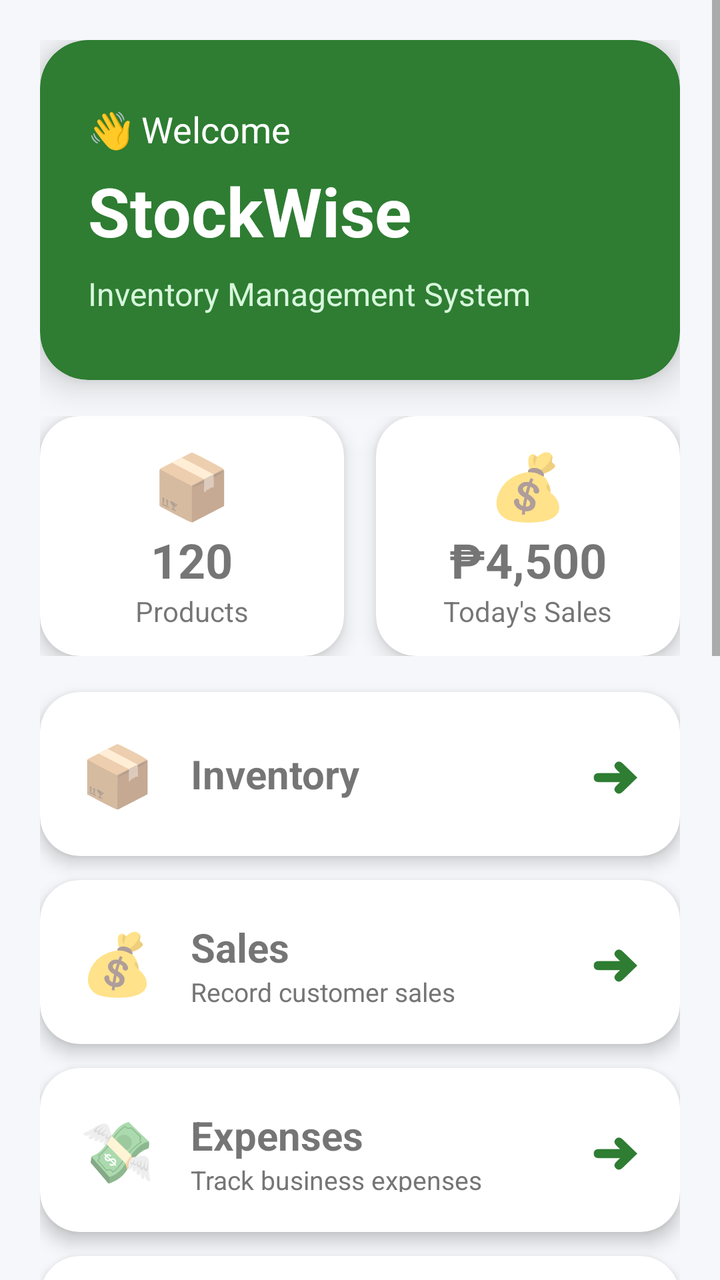
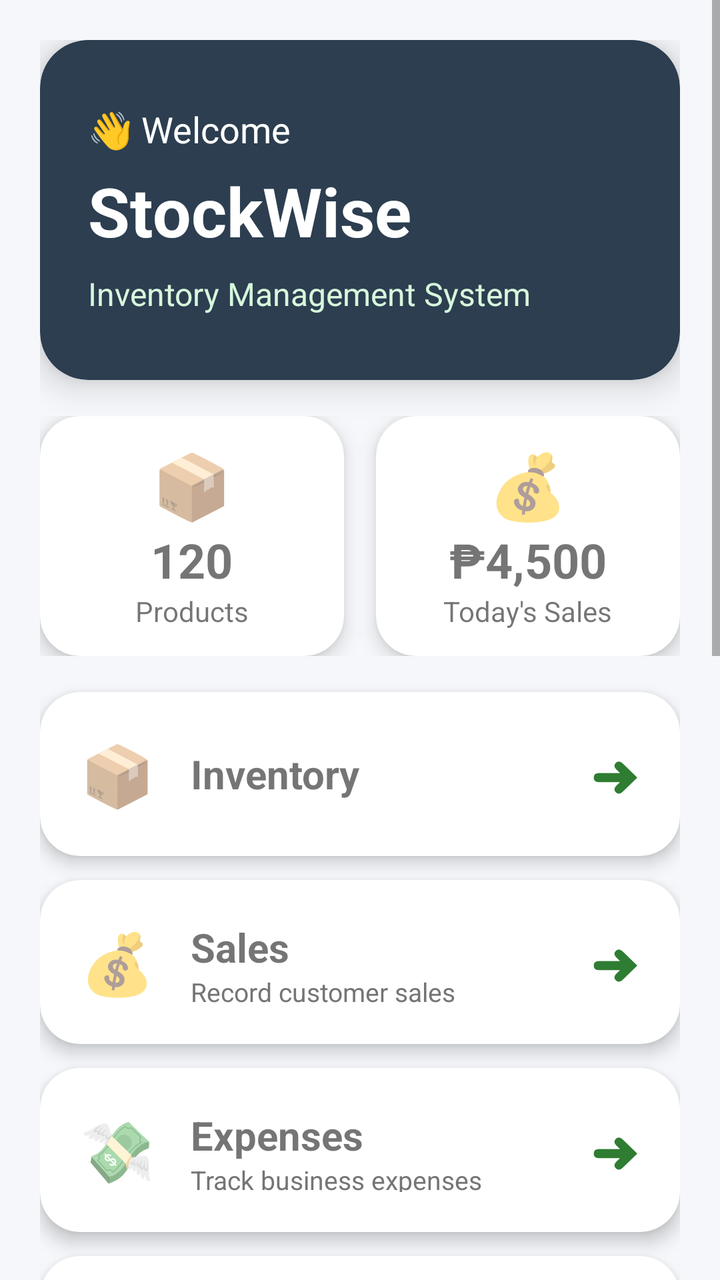

Compare the two renders of this Android layout. The source of the first and the diff that turns it into the second are given below.
<!-- AndroidManifest.xml: application theme Theme.StockWise -->
<!-- res/layout/activity_main.xml -->
<?xml version="1.0" encoding="utf-8"?>
<ScrollView xmlns:android="http://schemas.android.com/apk/res/android"
    xmlns:app="http://schemas.android.com/apk/res-auto"
    android:layout_width="match_parent"
    android:layout_height="match_parent"
    android:background="#F5F7FA">

    <LinearLayout
        android:layout_width="match_parent"
        android:layout_height="wrap_content"
        android:orientation="vertical"
        android:padding="20dp">

        

        <com.google.android.material.card.MaterialCardView
            android:layout_width="match_parent"
            android:layout_height="170dp"
            app:cardCornerRadius="24dp"
            app:cardBackgroundColor="#2E7D32"
            app:cardElevation="10dp">

            <LinearLayout
                android:layout_width="match_parent"
                android:layout_height="match_parent"
                android:orientation="vertical"
                android:gravity="center_vertical"
                android:padding="24dp">

                <TextView
                    android:layout_width="wrap_content"
                    android:layout_height="wrap_content"
                    android:text="👋 Welcome"
                    android:textColor="@android:color/white"
                    android:textSize="18sp"/>

                <TextView
                    android:layout_width="wrap_content"
                    android:layout_height="wrap_content"
                    android:text="StockWise"
                    android:textStyle="bold"
                    android:textColor="@android:color/white"
                    android:textSize="34sp"
                    android:layout_marginTop="6dp"/>

                <TextView
                    android:layout_width="wrap_content"
                    android:layout_height="wrap_content"
                    android:text="Inventory Management System"
                    android:textColor="#D7F7DC"
                    android:textSize="16sp"
                    android:layout_marginTop="8dp"/>

            </LinearLayout>

        </com.google.android.material.card.MaterialCardView>

        <LinearLayout
            android:layout_width="match_parent"
            android:layout_height="wrap_content"
            android:layout_marginTop="18dp"
            android:orientation="horizontal"
            android:weightSum="2">

            <com.google.android.material.card.MaterialCardView
                android:layout_width="0dp"
                android:layout_height="120dp"
                android:layout_weight="1"
                android:layout_marginEnd="8dp"
                app:cardCornerRadius="20dp"
                app:cardElevation="6dp">

                <LinearLayout
                    android:layout_width="match_parent"
                    android:layout_height="match_parent"
                    android:gravity="center"
                    android:orientation="vertical">

                    <TextView
                        android:layout_width="wrap_content"
                        android:layout_height="wrap_content"
                        android:text="📦"
                        android:textSize="32sp"/>

                    <TextView
                        android:layout_width="wrap_content"
                        android:layout_height="wrap_content"
                        android:text="120"
                        android:textStyle="bold"
                        android:textSize="24sp"/>

                    <TextView
                        android:layout_width="wrap_content"
                        android:layout_height="wrap_content"
                        android:text="Products"/>

                </LinearLayout>

            </com.google.android.material.card.MaterialCardView>

            <com.google.android.material.card.MaterialCardView
                android:layout_width="0dp"
                android:layout_height="120dp"
                android:layout_weight="1"
                android:layout_marginStart="8dp"
                app:cardCornerRadius="20dp"
                app:cardElevation="6dp">

                <LinearLayout
                    android:layout_width="match_parent"
                    android:layout_height="match_parent"
                    android:gravity="center"
                    android:orientation="vertical">

                    <TextView
                        android:layout_width="wrap_content"
                        android:layout_height="wrap_content"
                        android:text="💰"
                        android:textSize="32sp"/>

                    <TextView
                        android:layout_width="wrap_content"
                        android:layout_height="wrap_content"
                        android:text="₱4,500"
                        android:textStyle="bold"
                        android:textSize="24sp"/>

                    <TextView
                        android:layout_width="wrap_content"
                        android:layout_height="wrap_content"
                        android:text="Today's Sales"/>

                </LinearLayout>

            </com.google.android.material.card.MaterialCardView>

        </LinearLayout>

        

        <com.google.android.material.card.MaterialCardView
            android:id="@+id/cardInventory"
            android:layout_width="match_parent"
            android:layout_height="82dp"
            android:layout_marginTop="18dp"
            android:clickable="true"
            android:focusable="true"
            android:foreground="?attr/selectableItemBackground"
            app:cardCornerRadius="20dp"
            app:cardElevation="5dp">

            <LinearLayout
                android:layout_width="match_parent"
                android:layout_height="match_parent"
                android:gravity="center_vertical"
                android:padding="20dp">

                <TextView
                    android:layout_width="wrap_content"
                    android:layout_height="wrap_content"
                    android:text="📦"
                    android:textSize="30sp"/>

                <TextView
                    android:layout_width="0dp"
                    android:layout_height="wrap_content"
                    android:layout_weight="1"
                    android:layout_marginStart="18dp"
                    android:text="Inventory"
                    android:textStyle="bold"
                    android:textSize="20sp"/>

                <TextView
                    android:layout_width="wrap_content"
                    android:layout_height="wrap_content"
                    android:text="➜"
                    android:textColor="#2E7D32"
                    android:textSize="24sp"/>

            </LinearLayout>

        </com.google.android.material.card.MaterialCardView>

        

        <com.google.android.material.card.MaterialCardView
            android:id="@+id/cardSales"
            android:layout_width="match_parent"
            android:layout_height="82dp"
            android:layout_marginTop="12dp"
            android:clickable="true"
            android:focusable="true"
            android:foreground="?attr/selectableItemBackground"
            app:cardCornerRadius="20dp"
            app:cardElevation="5dp">

            <LinearLayout
                android:layout_width="match_parent"
                android:layout_height="match_parent"
                android:gravity="center_vertical"
                android:padding="20dp">

                <TextView
                    android:layout_width="wrap_content"
                    android:layout_height="wrap_content"
                    android:text="💰"
                    android:textSize="30sp"/>

                <LinearLayout
                    android:layout_width="0dp"
                    android:layout_height="wrap_content"
                    android:layout_weight="1"
                    android:layout_marginStart="18dp"
                    android:orientation="vertical">

                    <TextView
                        android:layout_width="wrap_content"
                        android:layout_height="wrap_content"
                        android:text="Sales"
                        android:textStyle="bold"
                        android:textSize="20sp"/>

                    <TextView
                        android:layout_width="wrap_content"
                        android:layout_height="wrap_content"
                        android:text="Record customer sales"
                        android:textColor="#757575"
                        android:textSize="13sp"/>

                </LinearLayout>

                <TextView
                    android:layout_width="wrap_content"
                    android:layout_height="wrap_content"
                    android:text="➜"
                    android:textColor="#2E7D32"
                    android:textSize="24sp"/>

            </LinearLayout>

        </com.google.android.material.card.MaterialCardView>

        

        <com.google.android.material.card.MaterialCardView
            android:id="@+id/cardExpenses"
            android:layout_width="match_parent"
            android:layout_height="82dp"
            android:layout_marginTop="12dp"
            android:clickable="true"
            android:focusable="true"
            android:foreground="?attr/selectableItemBackground"
            app:cardCornerRadius="20dp"
            app:cardElevation="5dp">

            <LinearLayout
                android:layout_width="match_parent"
                android:layout_height="match_parent"
                android:gravity="center_vertical"
                android:padding="20dp">

                <TextView
                    android:layout_width="wrap_content"
                    android:layout_height="wrap_content"
                    android:text="💸"
                    android:textSize="30sp"/>

                <LinearLayout
                    android:layout_width="0dp"
                    android:layout_height="wrap_content"
                    android:layout_weight="1"
                    android:layout_marginStart="18dp"
                    android:orientation="vertical">

                    <TextView
                        android:layout_width="wrap_content"
                        android:layout_height="wrap_content"
                        android:text="Expenses"
                        android:textStyle="bold"
                        android:textSize="20sp"/>

                    <TextView
                        android:layout_width="wrap_content"
                        android:layout_height="wrap_content"
                        android:text="Track business expenses"
                        android:textColor="#757575"
                        android:textSize="13sp"/>

                </LinearLayout>

                <TextView
                    android:layout_width="wrap_content"
                    android:layout_height="wrap_content"
                    android:text="➜"
                    android:textColor="#2E7D32"
                    android:textSize="24sp"/>

            </LinearLayout>

        </com.google.android.material.card.MaterialCardView>

        

        <com.google.android.material.card.MaterialCardView
            android:id="@+id/cardReports"
            android:layout_width="match_parent"
            android:layout_height="82dp"
            android:layout_marginTop="12dp"
            android:clickable="true"
            android:focusable="true"
            android:foreground="?attr/selectableItemBackground"
            app:cardCornerRadius="20dp"
            app:cardElevation="5dp">

            <LinearLayout
                android:layout_width="match_parent"
                android:layout_height="match_parent"
                android:gravity="center_vertical"
                android:padding="20dp">

                <TextView
                    android:layout_width="wrap_content"
                    android:layout_height="wrap_content"
                    android:text="📊"
                    android:textSize="30sp"/>

                <LinearLayout
                    android:layout_width="0dp"
                    android:layout_height="wrap_content"
                    android:layout_weight="1"
                    android:layout_marginStart="18dp"
                    android:orientation="vertical">

                    <TextView
                        android:layout_width="wrap_content"
                        android:layout_height="wrap_content"
                        android:text="Reports"
                        android:textStyle="bold"
                        android:textSize="20sp"/>

                    <TextView
                        android:layout_width="wrap_content"
                        android:layout_height="wrap_content"
                        android:text="Sales and Inventory reports"
                        android:textColor="#757575"
                        android:textSize="13sp"/>

                </LinearLayout>

                <TextView
                    android:layout_width="wrap_content"
                    android:layout_height="wrap_content"
                    android:text="➜"
                    android:textColor="#2E7D32"
                    android:textSize="24sp"/>

            </LinearLayout>

        </com.google.android.material.card.MaterialCardView>

        

        <com.google.android.material.card.MaterialCardView
            android:id="@+id/cardSettings"
            android:layout_width="match_parent"
            android:layout_height="82dp"
            android:layout_marginTop="12dp"
            android:clickable="true"
            android:focusable="true"
            android:foreground="?attr/selectableItemBackground"
            app:cardCornerRadius="20dp"
            app:cardElevation="5dp">

            <LinearLayout
                android:layout_width="match_parent"
                android:layout_height="match_parent"
                android:gravity="center_vertical"
                android:padding="20dp">

                <TextView
                    android:layout_width="wrap_content"
                    android:layout_height="wrap_content"
                    android:text="⚙️"
                    android:textSize="30sp"/>

                <LinearLayout
                    android:layout_width="0dp"
                    android:layout_height="wrap_content"
                    android:layout_weight="1"
                    android:layout_marginStart="18dp"
                    android:orientation="vertical">

                    <TextView
                        android:layout_width="wrap_content"
                        android:layout_height="wrap_content"
                        android:text="Settings"
                        android:textStyle="bold"
                        android:textSize="20sp"/>

                    <TextView
                        android:layout_width="wrap_content"
                        android:layout_height="wrap_content"
                        android:text="Manage app preferences"
                        android:textColor="#757575"
                        android:textSize="13sp"/>

                </LinearLayout>

                <TextView
                    android:layout_width="wrap_content"
                    android:layout_height="wrap_content"
                    android:text="➜"
                    android:textColor="#2E7D32"
                    android:textSize="24sp"/>

            </LinearLayout>

        </com.google.android.material.card.MaterialCardView>

        

        <com.google.android.material.card.MaterialCardView
            android:id="@+id/cardAbout"
            android:layout_width="match_parent"
            android:layout_height="82dp"
            android:layout_marginTop="12dp"
            android:clickable="true"
            android:focusable="true"
            android:foreground="?attr/selectableItemBackground"
            app:cardCornerRadius="20dp"
            app:cardElevation="5dp">

            <LinearLayout
                android:layout_width="match_parent"
                android:layout_height="match_parent"
                android:gravity="center_vertical"
                android:padding="20dp">

                <TextView
                    android:layout_width="wrap_content"
                    android:layout_height="wrap_content"
                    android:text="ℹ️"
                    android:textSize="30sp"/>

                <LinearLayout
                    android:layout_width="0dp"
                    android:layout_height="wrap_content"
                    android:layout_weight="1"
                    android:layout_marginStart="18dp"
                    android:orientation="vertical">

                    <TextView
                        android:layout_width="wrap_content"
                        android:layout_height="wrap_content"
                        android:text="About StockWise"
                        android:textStyle="bold"
                        android:textSize="20sp"/>

                    <TextView
                        android:layout_width="wrap_content"
                        android:layout_height="wrap_content"
                        android:text="Version 1.0"
                        android:textColor="#757575"
                        android:textSize="13sp"/>

                </LinearLayout>

                <TextView
                    android:layout_width="wrap_content"
                    android:layout_height="wrap_content"
                    android:text="➜"
                    android:textColor="#2E7D32"
                    android:textSize="24sp"/>

            </LinearLayout>

        </com.google.android.material.card.MaterialCardView>

        

        <TextView
            android:layout_width="wrap_content"
            android:layout_height="wrap_content"
            android:text="Quick Actions"
            android:textStyle="bold"
            android:textSize="22sp"
            android:layout_marginTop="28dp"
            android:layout_marginBottom="12dp"/>

        <LinearLayout
            android:layout_width="match_parent"
            android:layout_height="wrap_content"
            android:orientation="horizontal"
            android:weightSum="3">

            <com.google.android.material.button.MaterialButton
                android:id="@+id/btnAddProduct"
                android:layout_width="0dp"
                android:layout_height="56dp"
                android:layout_weight="1"
                android:layout_marginEnd="6dp"
                android:text="+ Product"/>

            <com.google.android.material.button.MaterialButton
                android:id="@+id/btnNewSale"
                android:layout_width="0dp"
                android:layout_height="56dp"
                android:layout_weight="1"
                android:layout_marginHorizontal="6dp"
                android:text="+ Sale"/>

            <com.google.android.material.button.MaterialButton
                android:id="@+id/btnExpense"
                android:layout_width="0dp"
                android:layout_height="56dp"
                android:layout_weight="1"
                android:layout_marginStart="6dp"
                android:text="+ Expense"/>

        </LinearLayout>

        

        <TextView
            android:layout_width="wrap_content"
            android:layout_height="wrap_content"
            android:text="Recent Activity"
            android:textStyle="bold"
            android:textSize="22sp"
            android:layout_marginTop="28dp"
            android:layout_marginBottom="12dp"/>

        <com.google.android.material.card.MaterialCardView
            android:layout_width="match_parent"
            android:layout_height="wrap_content"
            app:cardCornerRadius="20dp"
            app:cardElevation="4dp">

            <LinearLayout
                android:layout_width="match_parent"
                android:layout_height="wrap_content"
                android:orientation="vertical"
                android:padding="18dp">

                <TextView
                    android:layout_width="wrap_content"
                    android:layout_height="wrap_content"
                    android:text="📦 Added 'Coca-Cola 1.5L'"
                    android:textStyle="bold"
                    android:textSize="16sp"/>

                <TextView
                    android:layout_width="wrap_content"
                    android:layout_height="wrap_content"
                    android:text="2 minutes ago"
                    android:textColor="#757575"
                    android:textSize="13sp"/>

                <View
                    android:layout_width="match_parent"
                    android:layout_height="1dp"
                    android:layout_marginVertical="10dp"
                    android:background="#EEEEEE"/>

                <TextView
                    android:layout_width="wrap_content"
                    android:layout_height="wrap_content"
                    android:text="💰 Sale completed - ₱350"
                    android:textStyle="bold"
                    android:textSize="16sp"/>

                <TextView
                    android:layout_width="wrap_content"
                    android:layout_height="wrap_content"
                    android:text="10 minutes ago"
                    android:textColor="#757575"
                    android:textSize="13sp"/>

            </LinearLayout>

        </com.google.android.material.card.MaterialCardView>
    </LinearLayout>

</ScrollView>
<!-- resources referenced by this layout -->
<resources>
  <style name="Theme.StockWise" parent="Theme.MaterialComponents.DayNight.NoActionBar">
          
          <item name="colorPrimary">@color/purple_500</item>
          <item name="colorPrimaryVariant">@color/purple_700</item>
          <item name="colorOnPrimary">@color/white</item>
          
          <item name="colorSecondary">@color/teal_200</item>
          <item name="colorSecondaryVariant">@color/teal_700</item>
          <item name="colorOnSecondary">@color/black</item>
          
          <item name="android:statusBarColor">?attr/colorPrimaryVariant</item>
          
          <item name="android:windowBackground">@drawable/stock</item>
          <item name="android:windowFullscreen">true</item>
  
      </style>
  <color name="purple_500">#FF6200EE</color>
  <color name="purple_700">#FF3700B3</color>
  <color name="white">#FFFFFFFF</color>
  <color name="teal_200">#FF03DAC5</color>
  <color name="teal_700">#FF018786</color>
  <color name="black">#FF000000</color>
  <!-- drawable stock: png bitmap (drawable, 66246 bytes) -->
</resources>

<!-- the commit's change to res/layout/activity_main.xml (unified diff, before → after) -->
@@ -17,7 +17,7 @@
             android:layout_width="match_parent"
             android:layout_height="170dp"
             app:cardCornerRadius="24dp"
-            app:cardBackgroundColor="#2E7D32"
+            app:cardBackgroundColor="#2C3E50"
             app:cardElevation="10dp">
 
             <LinearLayout
